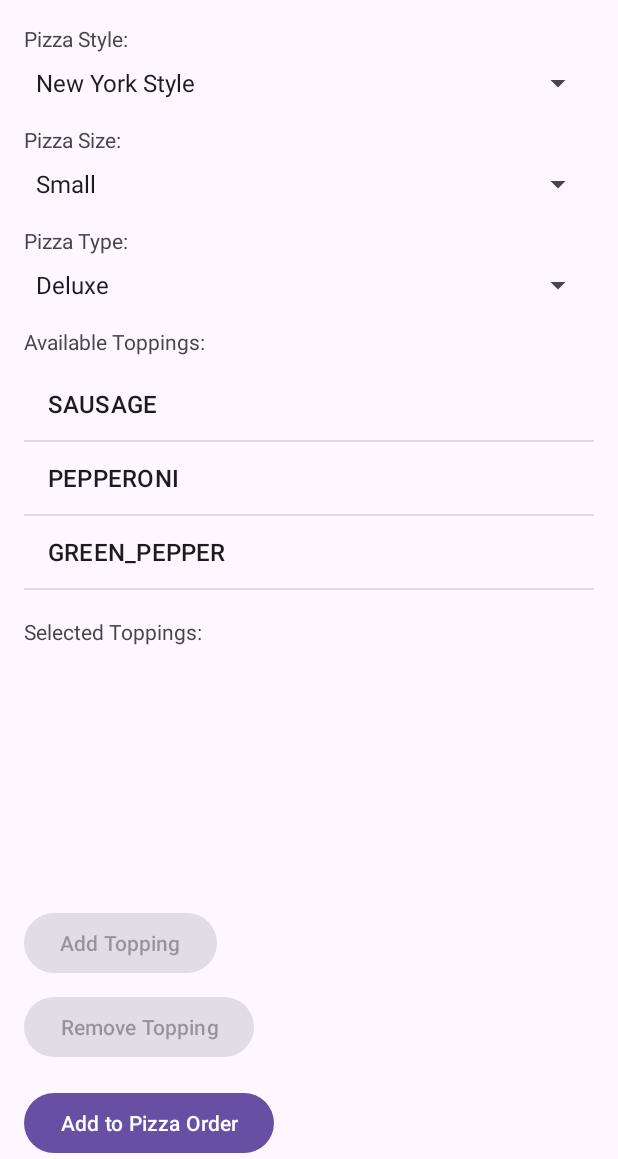
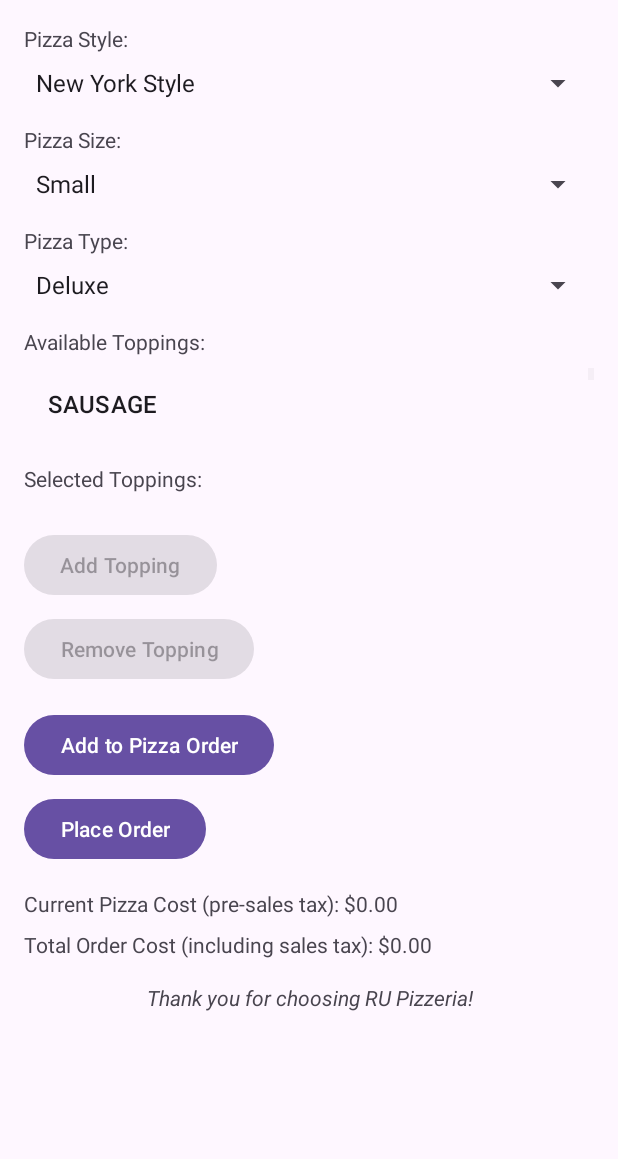
Before and after one commit to sriyavemuri/Yappers-Pizza-Android-App, an Android app: the OrderActivity screen opened directly, with no data from a screen before it, on a phone screen of 412 x 824 dp, the part 77-1236 px from its top. Run offline under Robolectric (Android 15) with nearby library versions, the light colour scheme and no system bars.

Commit message:
Fixed Order View

```diff
--- a/app/src/main/java/com/example/yapperspizza/MainViewActivity.java
+++ b/app/src/main/java/com/example/yapperspizza/MainViewActivity.java
@@ -28,7 +28,7 @@ public class MainViewActivity extends AppCompatActivity {
 
     // Navigate to the Order Menu screen (example with intent)
     private void navigateToOrderMenu() {
-        Intent intent = new Intent(MainViewActivity.this, MainViewActivity.class);  // Assuming you have OrderMenuActivity
+        Intent intent = new Intent(MainViewActivity.this, OrderActivity.class);  // Assuming you have OrderMenuActivity
         startActivity(intent);
     }
 
--- a/app/src/main/java/com/example/yapperspizza/OrderActivity.java
+++ b/app/src/main/java/com/example/yapperspizza/OrderActivity.java
@@ -4,21 +4,35 @@ import android.os.Bundle;
 import android.view.View;
 import android.widget.*;
 import androidx.appcompat.app.AppCompatActivity;
+
 import java.util.ArrayList;
+import java.util.Locale;
 
+/**
+ * Activity for managing pizza orders.
+ * Handles pizza creation, toppings selection, and order placement.
+ * @author Sriya Vemuri
+ */
 public class OrderActivity extends AppCompatActivity {
     private Spinner styleSpinner, sizeSpinner, typeSpinner;
     private ListView availableToppingsListView, selectedToppingsListView;
-    private ArrayAdapter<String> availableToppingsAdapter, selectedToppingsAdapter;
-    private ArrayList<String> availableToppings, selectedToppings;
-    private TextView currentPizzaCost, totalOrderCost;
+    private TextView currentPizzaCost, totalOrderCost, footerText;
+    private Button addToppingButton, removeToppingButton, addToOrderButton, placeOrderButton;
+
+    private StoreOrders storeOrders;
+    private Order currentOrder;
+    private PizzaFactory pizzaFactory;
+    private ArrayList<String> availableToppings;
+    private ArrayList<String> selectedToppings;
+
+    private static final double TOPPING_COST = 1.69;
 
     @Override
     protected void onCreate(Bundle savedInstanceState) {
         super.onCreate(savedInstanceState);
         setContentView(R.layout.order_view);
 
-        // Initialize components
+        // Initialize views
         styleSpinner = findViewById(R.id.styleSpinner);
         sizeSpinner = findViewById(R.id.sizeSpinner);
         typeSpinner = findViewById(R.id.typeSpinner);
@@ -26,98 +40,188 @@ public class OrderActivity extends AppCompatActivity {
         selectedToppingsListView = findViewById(R.id.selectedToppingsListView);
         currentPizzaCost = findViewById(R.id.currentPizzaCost);
         totalOrderCost = findViewById(R.id.totalOrderCost);
+        footerText = findViewById(R.id.footerText);
+        addToppingButton = findViewById(R.id.addToppingButton);
+        removeToppingButton = findViewById(R.id.removeToppingButton);
+        addToOrderButton = findViewById(R.id.addToOrderButton);
+        placeOrderButton = findViewById(R.id.placeOrderButton);
 
+        // Initialize order and toppings
+        storeOrders = StoreOrders.getInstance();
+        currentOrder = new Order();
+        availableToppings = new ArrayList<>();
+        selectedToppings = new ArrayList<>();
+        initializeToppings();
+
+        // Set up spinners
         setupSpinners();
-        setupToppingsLists();
 
-        // Add functionality to buttons
-        findViewById(R.id.addToppingButton).setOnClickListener(v -> addSelectedTopping());
-        findViewById(R.id.removeToppingButton).setOnClickListener(v -> removeSelectedTopping());
+        // Add listeners
+        addListeners();
+    }
+
+    private void initializeToppings() {
+        String[] toppingsArray = {"SAUSAGE", "PEPPERONI", "GREEN_PEPPER", "ONION", "MUSHROOM", "BBQ_CHICKEN",
+                "PROVOLONE", "CHEDDAR", "BEEF", "HAM", "PINEAPPLE", "JALAPENO", "SPINACH"};
+        for (String topping : toppingsArray) {
+            availableToppings.add(topping);
+        }
+
+        ArrayAdapter<String> availableAdapter = new ArrayAdapter<>(this, android.R.layout.simple_list_item_1, availableToppings);
+        availableToppingsListView.setAdapter(availableAdapter);
+
+        ArrayAdapter<String> selectedAdapter = new ArrayAdapter<>(this, android.R.layout.simple_list_item_1, selectedToppings);
+        selectedToppingsListView.setAdapter(selectedAdapter);
     }
 
     private void setupSpinners() {
-        // Dropdown data
-        ArrayAdapter<String> styleAdapter = new ArrayAdapter<>(this, android.R.layout.simple_spinner_item, new String[]{"New York Style", "Chicago Style"});
+        ArrayAdapter<String> styleAdapter = new ArrayAdapter<>(this, android.R.layout.simple_spinner_item,
+                new String[]{"New York Style", "Chicago Style"});
         styleAdapter.setDropDownViewResource(android.R.layout.simple_spinner_dropdown_item);
         styleSpinner.setAdapter(styleAdapter);
 
-        ArrayAdapter<String> sizeAdapter = new ArrayAdapter<>(this, android.R.layout.simple_spinner_item, new String[]{"Small", "Medium", "Large"});
+        ArrayAdapter<String> sizeAdapter = new ArrayAdapter<>(this, android.R.layout.simple_spinner_item,
+                new String[]{"Small", "Medium", "Large"});
         sizeAdapter.setDropDownViewResource(android.R.layout.simple_spinner_dropdown_item);
         sizeSpinner.setAdapter(sizeAdapter);
 
-        ArrayAdapter<String> typeAdapter = new ArrayAdapter<>(this, android.R.layout.simple_spinner_item, new String[]{"Deluxe", "BBQ Chicken", "Meatzza", "Build Your Own"});
+        ArrayAdapter<String> typeAdapter = new ArrayAdapter<>(this, android.R.layout.simple_spinner_item,
+                new String[]{"Deluxe", "BBQ Chicken", "Meatzza", "Build Your Own"});
         typeAdapter.setDropDownViewResource(android.R.layout.simple_spinner_dropdown_item);
         typeSpinner.setAdapter(typeAdapter);
+    }
 
-        // Handle type selection
-        typeSpinner.setOnItemSelectedListener(new AdapterView.OnItemSelectedListener() {
+    private void addListeners() {
+        styleSpinner.setOnItemSelectedListener(new AdapterView.OnItemSelectedListener() {
             @Override
             public void onItemSelected(AdapterView<?> parent, View view, int position, long id) {
-                String selectedType = typeSpinner.getSelectedItem().toString();
-                toggleToppingsSelection("Build Your Own".equals(selectedType));
+                String style = (String) parent.getItemAtPosition(position);
+                pizzaFactory = style.equals("New York Style") ? new NYPizza() : new ChicagoPizza();
             }
 
             @Override
             public void onNothingSelected(AdapterView<?> parent) {}
         });
+
+        typeSpinner.setOnItemSelectedListener(new AdapterView.OnItemSelectedListener() {
+            @Override
+            public void onItemSelected(AdapterView<?> parent, View view, int position, long id) {
+                String type = (String) parent.getItemAtPosition(position);
+                boolean isBuildYourOwn = type.equals("Build Your Own");
+                availableToppingsListView.setEnabled(isBuildYourOwn);
+                selectedToppingsListView.setEnabled(isBuildYourOwn);
+                addToppingButton.setEnabled(isBuildYourOwn);
+                removeToppingButton.setEnabled(isBuildYourOwn);
+            }
+
+            @Override
+            public void onNothingSelected(AdapterView<?> parent) {}
+        });
+
+//        addToppingButton.setOnClickListener(v -> handleAddTopping());
+//        removeToppingButton.setOnClickListener(v -> handleRemoveTopping());
+        addToOrderButton.setOnClickListener(v -> handleAddPizzaToOrder());
+        placeOrderButton.setOnClickListener(v -> handlePlaceOrder());
+
+        availableToppingsListView.setOnItemClickListener((parent, view, position, id) -> {
+            String selectedTopping = availableToppings.get(position);
+            if (selectedToppings.size() < 7 && !selectedToppings.contains(selectedTopping)) {
+                selectedToppings.add(selectedTopping);
+                availableToppings.remove(selectedTopping);
+                updateToppingsList();
+                updateCurrentPizzaCost(TOPPING_COST);
+            } else {
+                Toast.makeText(this, "Cannot add more than 7 toppings or duplicate toppings.", Toast.LENGTH_SHORT).show();
+            }
+        });
+
+        selectedToppingsListView.setOnItemClickListener((parent, view, position, id) -> {
+            String selectedTopping = selectedToppings.get(position);
+            selectedToppings.remove(selectedTopping);
+            availableToppings.add(selectedTopping);
+            updateToppingsList();
+            updateCurrentPizzaCost(-TOPPING_COST);
+        });
+
     }
 
-    private void setupToppingsLists() {
-        availableToppings = new ArrayList<>();
-        selectedToppings = new ArrayList<>();
-        populateAvailableToppings();
-
-        availableToppingsAdapter = new ArrayAdapter<>(this, android.R.layout.simple_list_item_1, availableToppings);
-        availableToppingsListView.setAdapter(availableToppingsAdapter);
-
-        selectedToppingsAdapter = new ArrayAdapter<>(this, android.R.layout.simple_list_item_1, selectedToppings);
-        selectedToppingsListView.setAdapter(selectedToppingsAdapter);
-    }
-
-    private void populateAvailableToppings() {
-        String[] toppings = {"SAUSAGE", "PEPPERONI", "GREEN_PEPPER", "ONION", "MUSHROOM",
-                "BBQ_CHICKEN", "PROVOLONE", "CHEDDAR", "BEEF", "HAM",
-                "PINEAPPLE", "JALAPENO", "SPINACH"};
-        availableToppings.clear();
-        availableToppings.addAll(java.util.Arrays.asList(toppings));
-    }
-
-    private void toggleToppingsSelection(boolean enable) {
-        availableToppingsListView.setEnabled(enable);
-        selectedToppingsListView.setEnabled(enable);
-        findViewById(R.id.addToppingButton).setEnabled(enable);
-        findViewById(R.id.removeToppingButton).setEnabled(enable);
-    }
-
-    private void addSelectedTopping() {
-        int position = availableToppingsListView.getCheckedItemPosition();
-        if (position >= 0) {
-            String topping = availableToppings.remove(position);
-            selectedToppings.add(topping);
-            refreshToppingsLists();
-            updateCurrentPizzaCost(1.69); // Example cost per topping
+    private void handleAddPizzaToOrder() {
+        Pizza pizza = createPizza();
+        if (pizza != null) {
+            currentOrder.addPizza(pizza);
+            updateTotalOrderCost();
+            footerText.setText("Pizza added to order!");
+        } else {
+            footerText.setText("Error: Invalid pizza configuration.");
         }
     }
 
-    private void removeSelectedTopping() {
-        int position = selectedToppingsListView.getCheckedItemPosition();
-        if (position >= 0) {
-            String topping = selectedToppings.remove(position);
-            availableToppings.add(topping);
-            refreshToppingsLists();
-            updateCurrentPizzaCost(-1.69); // Example cost adjustment
+    private void handlePlaceOrder() {
+        if (currentOrder.getPizzas().isEmpty()) {
+            footerText.setText("Error: No pizzas in order.");
+            return;
         }
+        storeOrders.addOrder(currentOrder);
+        currentOrder = new Order();
+        updateTotalOrderCost();
+        footerText.setText("Order placed successfully!");
     }
 
-    private void refreshToppingsLists() {
-        availableToppingsAdapter.notifyDataSetChanged();
-        selectedToppingsAdapter.notifyDataSetChanged();
+    private Pizza createPizza() {
+        if (pizzaFactory == null || typeSpinner.getSelectedItem() == null || sizeSpinner.getSelectedItem() == null) {
+            return null;
+        }
+
+        String type = (String) typeSpinner.getSelectedItem();
+        String size = (String) sizeSpinner.getSelectedItem();
+        Size pizzaSize = Size.valueOf(size.toUpperCase(Locale.ROOT));
+
+        Pizza pizza = null;
+
+        switch (type) {
+            case "Deluxe":
+                pizza = pizzaFactory.createDeluxe();
+                break;
+            case "BBQ Chicken":
+                pizza = pizzaFactory.createBBQChicken();
+                break;
+            case "Meatzza":
+                pizza = pizzaFactory.createMeatzza();
+                break;
+            case "Build Your Own":
+                pizza = pizzaFactory.createBuildYourOwn();
+                for (String topping : selectedToppings) {
+                    Topping toppingEnum = Topping.valueOf(topping.toUpperCase());
+                    pizza.addTopping(toppingEnum);
+                }
+                break;
+            default:
+                footerText.setText("Error: Invalid pizza type selected.");
+                return null;
+        }
+
+        if (pizza != null) {
+            pizza.setSize(pizzaSize);
+        }
+        return pizza;
     }
 
-    private void updateCurrentPizzaCost(double amount) {
-        String currentText = currentPizzaCost.getText().toString().replace("$", "");
-        double currentCost = Double.parseDouble(currentText);
-        currentCost += amount;
-        currentPizzaCost.setText(String.format("$%.2f", currentCost));
+
+    private void updateToppingsList() {
+        ((ArrayAdapter<String>) availableToppingsListView.getAdapter()).notifyDataSetChanged();
+        ((ArrayAdapter<String>) selectedToppingsListView.getAdapter()).notifyDataSetChanged();
+    }
+
+    private void updateCurrentPizzaCost(double costChange) {
+        String currentCostText = currentPizzaCost.getText().toString(); // Convert to String
+        double currentCost = Double.parseDouble(currentCostText.replace("$", ""));
+        currentCost += costChange;
+        currentPizzaCost.setText(String.format(Locale.US, "$%.2f", currentCost));
+    }
+
+
+    private void updateTotalOrderCost() {
+        double total = currentOrder.calculateTotal();
+        totalOrderCost.setText(String.format(Locale.US, "$%.2f", total));
     }
 }
--- a/app/src/main/res/layout/order_view.xml
+++ b/app/src/main/res/layout/order_view.xml
@@ -68,8 +68,10 @@
         <ListView
             android:id="@+id/availableToppingsListView"
             android:layout_width="match_parent"
-            android:layout_height="150dp"
-            android:dividerHeight="1dp" />
+            android:layout_height="wrap_content"
+            android:layout_weight="1"
+            android:dividerHeight="1dp"
+            android:scrollbars="vertical" />
 
         <TextView
             android:layout_width="wrap_content"
@@ -80,8 +82,10 @@
         <ListView
             android:id="@+id/selectedToppingsListView"
             android:layout_width="match_parent"
-            android:layout_height="150dp"
-            android:dividerHeight="1dp" />
+            android:layout_height="wrap_content"
+            android:layout_weight="1"
+            android:dividerHeight="1dp"
+            android:scrollbars="vertical" />
 
         <!-- Add/Remove Buttons -->
         <Button
```
